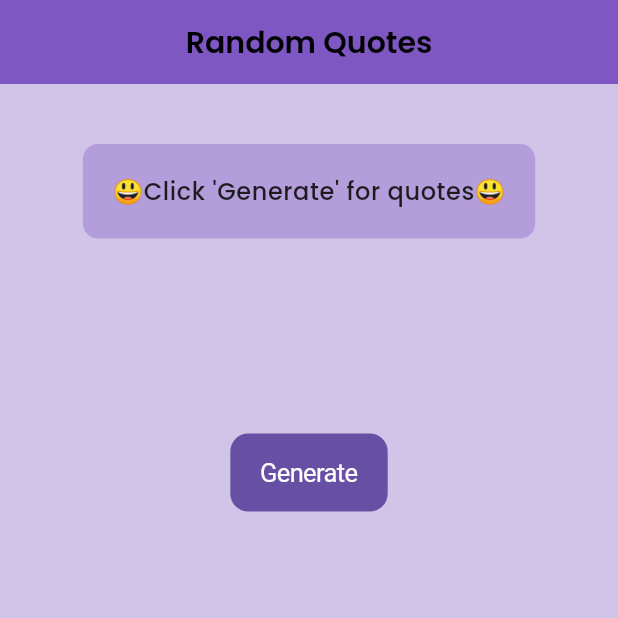
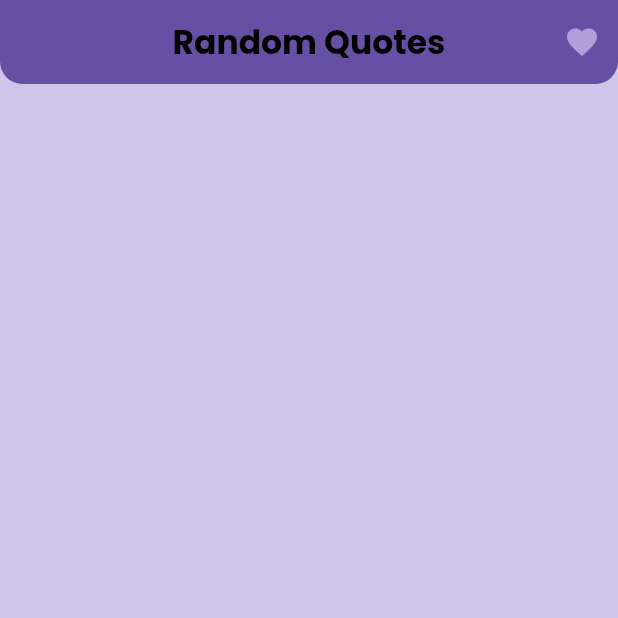
Before and after one commit to Nishan-Pradhan06/RandomQuotes-Generator, a Flutter app: the screen it shows after launch, on a phone screen of 412 x 824 dp, the top half of it. Run offline on Flutter 3.47's test engine with Material 3 defaults, Android fonts, the phone set to English and light mode, and no system bars; our stand-ins replace google_fonts.

Commit message:
redesign, create component,models

```diff
--- /dev/null
+++ b/lib/core/theme/colors.dart
@@ -0,0 +1,10 @@
+import 'package:flutter/material.dart';
+
+class BrandColors {
+  BrandColors._();
+  static const Color primary = Color(0xFF6750a4);
+  static const Color secondary = Color(0xFFb39ddb);
+  static const Color sucess = Color(0xFF14C15A);
+  static const Color error = Color(0xFFFF3301);
+  static const Color kBackground = Color(0xFFd1c4e9);
+}
--- a/lib/main.dart
+++ b/lib/main.dart
@@ -1,23 +1,35 @@
 import 'package:flutter/material.dart';
-import 'package:learngin/screens/splashscreen.dart';
+import 'package:google_fonts/google_fonts.dart';
+import 'package:learngin/providers/splashscreen_provider.dart';
+import 'package:learngin/view/pages/splashscreen.dart';
+import 'package:provider/provider.dart';
 
 void main() {
   runApp(const MyApp());
-
 }
 
 class MyApp extends StatelessWidget {
   const MyApp({super.key});
-  // This widget is the root of your application.
+
   @override
   Widget build(BuildContext context) {
-    return MaterialApp(
-      debugShowCheckedModeBanner: false,
-      title: 'Quotes',
-      theme: ThemeData(
-        primarySwatch: Colors.deepPurple,
+    final textTheme = GoogleFonts.poppinsTextTheme(
+      Theme.of(context).textTheme,
+    );
+
+    return MultiProvider(
+      providers: [
+        ChangeNotifierProvider(create: (_) => SplashscreenProvider()),
+      ],
+      child: MaterialApp(
+        debugShowCheckedModeBanner: false,
+        title: 'Quotes',
+        theme: ThemeData(
+          primarySwatch: Colors.deepPurple,
+          textTheme: textTheme,
+        ),
+        home: const SplashScreen(),
       ),
-      home: const SplashScreen(),
     );
   }
 }
--- /dev/null
+++ b/lib/model/custom_app_bar.dart
@@ -0,0 +1,15 @@
+import 'package:flutter/material.dart';
+
+class CustomAppBarModel {
+  final String title;
+  final IconData? icon;
+  final VoidCallback? onPressed;
+  final Color? iconBackgroundColor;
+
+  CustomAppBarModel({
+    required this.title,
+    this.icon,
+    this.onPressed,
+    this.iconBackgroundColor,
+  });
+}
--- /dev/null
+++ b/lib/providers/splashscreen_provider.dart
@@ -0,0 +1,10 @@
+import 'package:flutter/material.dart';
+
+class SplashscreenProvider extends ChangeNotifier
+{
+  void splashScreen()
+  {
+
+
+  }
+}
--- a/lib/screens/home_screen.dart
+++ b/lib/screens/home_screen.dart
@@ -3,7 +3,7 @@ import 'package:flutter/material.dart';
 import 'package:http/http.dart' as http;
 import 'dart:convert';
 import 'package:google_fonts/google_fonts.dart';
-
+import 'package:learngin/view/components/appbar.dart';
 
 class HomeScreen extends StatefulWidget {
   const HomeScreen({Key? key}) : super(key: key);
@@ -42,10 +42,9 @@ class _HomeScreenState extends State<HomeScreen> {
 
   @override
   Widget build(BuildContext context) {
-    return SafeArea(
-      child: Scaffold(
+    return Scaffold(
       backgroundColor: const Color.fromRGBO(209, 196, 233, 1),
-        appBar: appBar(),
+      // appBar: const CustomAppBar(),
       body: SingleChildScrollView(
         child: Column(
           children: [
@@ -53,8 +52,7 @@ class _HomeScreenState extends State<HomeScreen> {
               height: 20,
             ),
             Padding(
-                padding:
-                    const EdgeInsets.symmetric(horizontal: 10, vertical: 20),
+              padding: const EdgeInsets.symmetric(horizontal: 10, vertical: 20),
               child: IntrinsicHeight(
                 child: _isLoading
                     ? const Center(child: CircularProgressIndicator())
@@ -63,7 +61,6 @@ class _HomeScreenState extends State<HomeScreen> {
             ),
             _buildGenerateButton(),
           ],
-          ),
         ),
       ),
     );
--- /dev/null
+++ b/lib/view/components/appbar.dart
@@ -0,0 +1,46 @@
+import 'package:flutter/material.dart';
+import 'package:learngin/core/theme/colors.dart';
+import 'package:learngin/model/custom_app_bar.dart';
+
+class CustomAppBar extends StatelessWidget implements PreferredSizeWidget {
+  final CustomAppBarModel model;
+  const CustomAppBar({
+    super.key,
+    required this.model,
+  });
+
+  @override
+  Widget build(BuildContext context) {
+    return AppBar(
+      automaticallyImplyLeading: true,
+      elevation: 8.0,
+      foregroundColor: Colors.black,
+      backgroundColor: BrandColors.primary,
+      scrolledUnderElevation: 6.0,
+      actions: [
+        if (model.icon != null && model.onPressed != null)
+          IconButton(
+            icon: Icon(
+              model.icon,
+              color: BrandColors.secondary,
+            ),
+            onPressed: model.onPressed,
+          ),
+      ],
+      shape: const RoundedRectangleBorder(
+        borderRadius: BorderRadius.only(
+          bottomLeft: Radius.circular(15),
+          bottomRight: Radius.circular(15),
+        ),
+      ),
+      centerTitle: true,
+      title: Text(
+        model.title,
+        style: const TextStyle(fontSize: 22, fontWeight: FontWeight.bold),
+      ),
+    );
+  }
+
+  @override
+  Size get preferredSize => const Size.fromHeight(kToolbarHeight);
+}
--- /dev/null
+++ b/lib/view/pages/home_page.dart
@@ -0,0 +1,32 @@
+import 'package:flutter/material.dart';
+import 'package:learngin/core/theme/colors.dart';
+import 'package:learngin/view/pages/favourite.dart';
+
+import '../../model/custom_app_bar.dart';
+import '../components/appbar.dart';
+
+class HomePage extends StatelessWidget {
+  const HomePage({super.key});
+
+  @override
+  Widget build(BuildContext context) {
+    return Scaffold(
+      primary: true,
+      backgroundColor: BrandColors.kBackground,
+      appBar: CustomAppBar(
+        model: CustomAppBarModel(
+          title: 'Random Quotes',
+          icon: Icons.favorite,
+          onPressed: () {
+            Navigator.push(
+              context,
+              MaterialPageRoute(
+                builder: (context) => const FavouriteListCard(),
+              ),
+            );
+          },
+        ),
+      ),
+    );
+  }
+}
--- a/pubspec.yaml
+++ b/pubspec.yaml
@@ -14,6 +14,7 @@ dependencies:
   cupertino_icons: ^1.0.2
   http: ^0.13.6
   google_fonts: ^4.0.4
+  provider: ^6.1.2
 
 dev_dependencies:
   flutter_test:
```
Also changed, not shown: lib/model/quotes_model.dart (added, +31 -0 lines), lib/screens/upcoming/favourite.dart (deleted, +0 -147 lines), lib/view/pages/chc.dart (added, +83 -0 lines), lib/view/pages/favourite.dart (added, +198 -0 lines), lib/view/pages/splashscreen.dart (renamed from lib/screens/splashscreen.dart, +6 -5 lines), lib/core/constants/appbar_const.dart (added), lib/view/components/quotes_card_components.dart (added), pubspec.lock, 1 other file. Lines whose indentation alone changed are shown as unchanged.
